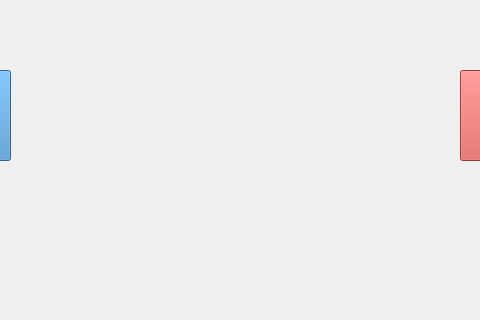
Before: the Qt Designer form src/Page/ModulePage.ui in polybox3d/polybox, drawn with Qt 5; both pictures show x 160 to 640 and y 0 to 320 of the 800 by 550 pixel window.
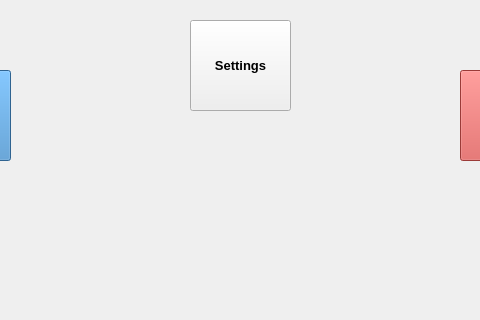
After: the same form once the commit is applied. Icons and pictures are not drawn.

Commit message: option for Welcome Page

```diff
--- a/src/Page/ModulePage.ui
+++ b/src/Page/ModulePage.ui
@@ -195,6 +195,51 @@
     <bool>false</bool>
    </property>
   </widget>
+  <widget class="QToolButton" name="configButton">
+   <property name="enabled">
+    <bool>true</bool>
+   </property>
+   <property name="geometry">
+    <rect>
+     <x>350</x>
+     <y>20</y>
+     <width>101</width>
+     <height>91</height>
+    </rect>
+   </property>
+   <property name="font">
+    <font>
+     <pointsize>10</pointsize>
+     <weight>75</weight>
+     <bold>true</bold>
+    </font>
+   </property>
+   <property name="cursor">
+    <cursorShape>PointingHandCursor</cursorShape>
+   </property>
+   <property name="styleSheet">
+    <string notr="true"/>
+   </property>
+   <property name="text">
+    <string>Settings</string>
+   </property>
+   <property name="icon">
+    <iconset resource="../ressources.qrc">
+     <normaloff>:/img/img/settings.png</normaloff>:/img/img/settings.png</iconset>
+   </property>
+   <property name="iconSize">
+    <size>
+     <width>65</width>
+     <height>65</height>
+    </size>
+   </property>
+   <property name="toolButtonStyle">
+    <enum>Qt::ToolButtonTextUnderIcon</enum>
+   </property>
+   <property name="autoRaise">
+    <bool>false</bool>
+   </property>
+  </widget>
  </widget>
  <resources>
   <include location="../ressources.qrc"/>
```
The commit also changes 7 other files.
